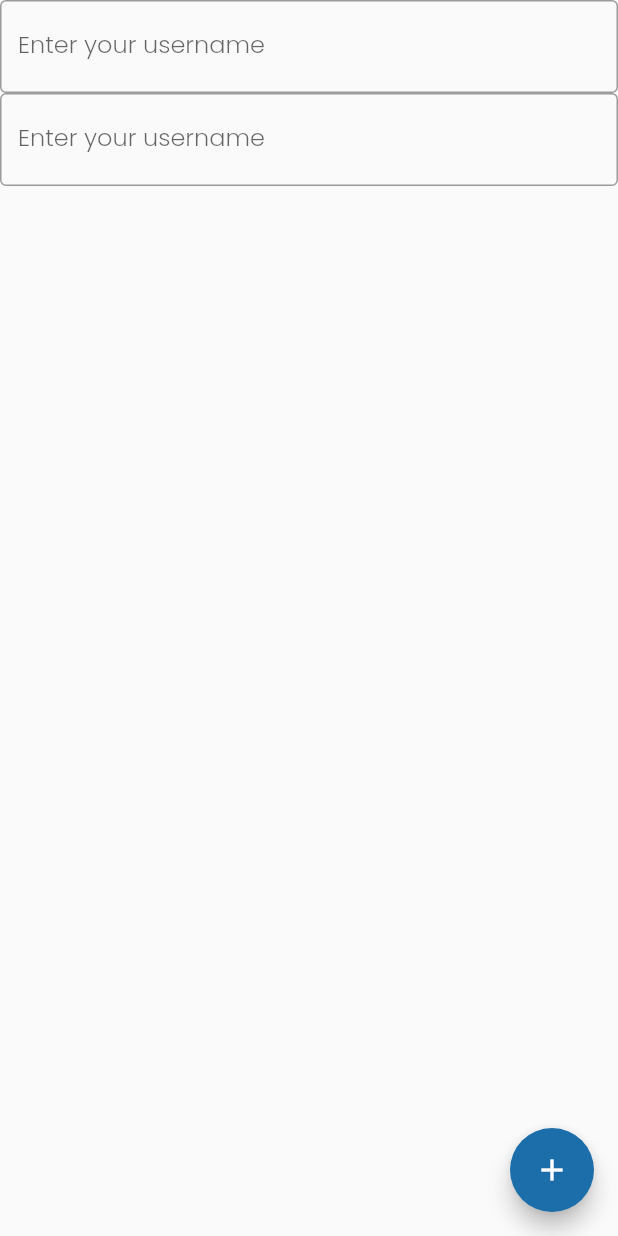
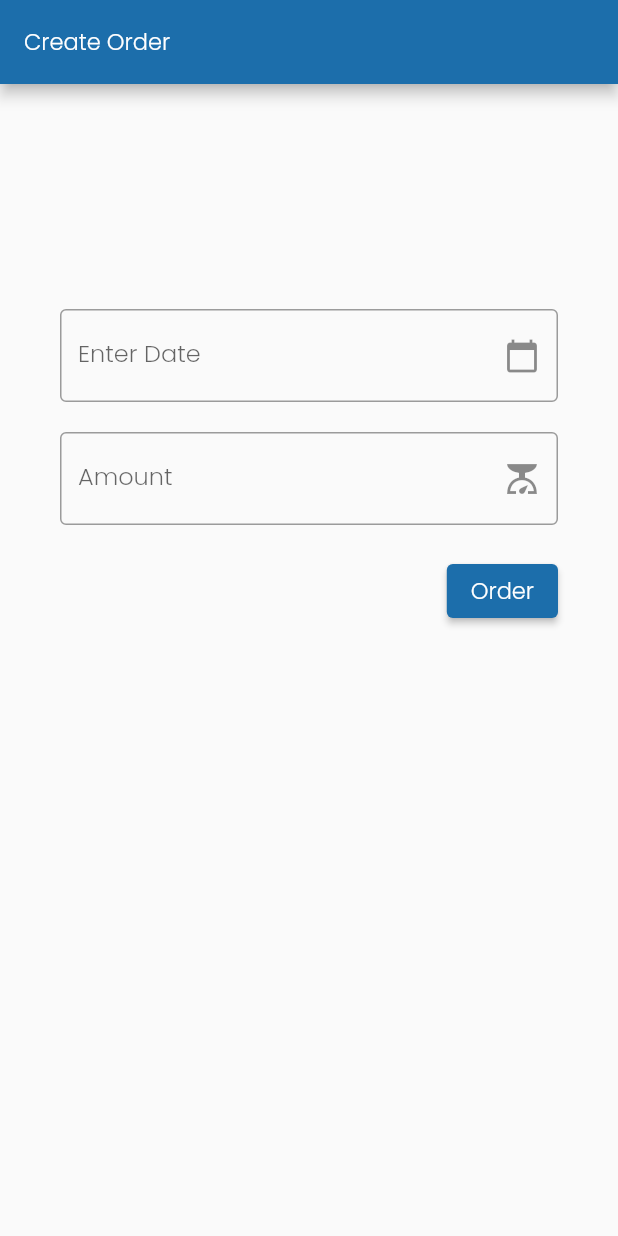
Before and after one commit to armeum/merit, a Flutter app: the CreateOrder screen opened directly, on a phone screen of 412 x 824 dp. Run offline on Flutter 3.47's test engine with Material 2 defaults, Android fonts, the light colour scheme and no system bars; our stand-ins replace dots_indicator, dropdown_textfield, get, lottie.

Commit message:
feat: added new features

```diff
--- a/lib/main.dart
+++ b/lib/main.dart
@@ -2,6 +2,7 @@ import 'package:flutter/material.dart';
 import 'package:merit_app/pages/Login/login.dart';
 import 'package:merit_app/screens/client/createClient.dart';
 import './screens/home/mainPage.dart';
+import './order/createOrder.dart';
 import 'package:get/get.dart';
 
 void main() {
@@ -39,7 +40,7 @@ class MyApp extends StatelessWidget {
           ),
         ),
       ),
-      home: CreateClient(),
+      home: CreateOrder(),
     );
   }
 }
--- /dev/null
+++ b/lib/models/order.dart
@@ -0,0 +1,23 @@
+import 'package:flutter/material.dart';
+
+class Order with ChangeNotifier {
+  final String id;
+  final String userId;
+  final String clientId;
+  final String productId;
+  final int amount;
+  final bool isDelivered;
+  final DateTime orderedDate;
+  final DateTime deadline;
+
+  Order({
+    required this.id,
+    required this.userId,
+    required this.clientId,
+    required this.productId,
+    required this.amount,
+    required this.isDelivered,
+    required this.orderedDate,
+    required this.deadline,
+  });
+}
--- a/lib/order/createOrder.dart
+++ b/lib/order/createOrder.dart
@@ -1,6 +1,6 @@
 import 'package:flutter/material.dart';
-import 'package:flutter/src/widgets/container.dart';
-import 'package:flutter/src/widgets/framework.dart';
+import 'package:intl/intl.dart';
+import 'package:merit_app/order/ordersList.dart';
 
 class CreateOrder extends StatefulWidget {
   const CreateOrder({super.key});
@@ -10,32 +10,97 @@ class CreateOrder extends StatefulWidget {
 }
 
 class _CreateOrderState extends State<CreateOrder> {
+  TextEditingController amountInput = TextEditingController();
+  TextEditingController dateInput = TextEditingController();
+
+  @override
+  void initState() {
+    dateInput.text = ""; //set the initial value of text field
+    super.initState();
+  }
+
   @override
   Widget build(BuildContext context) {
     return Scaffold(
+      appBar: AppBar(
+        backgroundColor: Theme.of(context).primaryColor,
+        title: Text("Create Order"),
+      ),
       body: Container(
+        padding: EdgeInsets.only(top: 130, left: 20, right: 20),
+        child: Container(
+          padding: EdgeInsets.all(20),
           child: Column(
+            crossAxisAlignment: CrossAxisAlignment.end,
             children: [
               TextField(
+                controller: dateInput,
+                //editing controller of this TextField
+                decoration: const InputDecoration(
+                  border: OutlineInputBorder(),
+                  labelText: "Enter Date", //label text of field
+                  suffixIcon: Icon(Icons.calendar_today), //icon of text field
+                ),
+                readOnly: true,
+
+                //set it true, so that user will not able to edit text
+                onTap: () async {
+                  DateTime? pickedDate = await showDatePicker(
+                      context: context,
+                      initialDate: DateTime.now(),
+                      firstDate: DateTime(1950),
+                      //DateTime.now() - not to allow to choose before today.
+                      lastDate: DateTime(2100));
+
+                  if (pickedDate != null) {
+                    print(
+                        pickedDate); //pickedDate output format => 2021-03-10 00:00:00.000
+                    String? formattedDate =
+                        DateFormat('dd/MM/yyyy').format(pickedDate);
+                    print(
+                        formattedDate); //formatted date output using intl package =>  2021-03-16
+                    setState(() {
+                      dateInput.text =
+                          formattedDate; //set output date to TextField value.
+                    });
+                  } else {}
+                },
+              ),
+              const SizedBox(
+                height: 20,
+              ),
+              const TextField(
                 decoration: InputDecoration(
+                  suffixIcon: Icon(Icons.scale),
                   border: OutlineInputBorder(),
-              labelText: 'Enter your username',
+                  labelText: 'Amount',
+                ),
+                keyboardType: TextInputType.number,
+              ),
+              const SizedBox(
+                height: 20,
+              ),
+              ElevatedButton(
+                style: ButtonStyle(
+                  backgroundColor: MaterialStateProperty.all<Color>(
+                    Theme.of(context).primaryColor,
                   ),
                 ),
-          TextField(
-            decoration: InputDecoration(
-              border: OutlineInputBorder(),
-              labelText: 'Enter your username',
+                onPressed: () => {
+                  Navigator.push(
+                    context,
+                    MaterialPageRoute(
+                      builder: (context) => OrdersList(),
                     ),
+                  )
+                },
+                child: Text(
+                  'Order',
+                  style: Theme.of(context).textTheme.bodyText2,
                 ),
+              )
             ],
-      )),
-      floatingActionButton: FloatingActionButton(
-        backgroundColor: Theme.of(context).primaryColor,
-        onPressed: null,
-        child: Icon(
-          color: Colors.white,
-          Icons.add,
+          ),
         ),
       ),
     );
--- a/pubspec.yaml
+++ b/pubspec.yaml
@@ -34,6 +34,7 @@ dependencies:
   dots_indicator: ^2.1.0
   get: ^4.1.4
   dropdown_textfield: ^1.0.8
+  intl: ^0.17.0
 
   # The following adds the Cupertino Icons font to your application.
   # Use with the CupertinoIcons class for iOS style icons.
```
Also changed, not shown: lib/order/ordersList.dart (+88 -14 lines), pubspec.lock. Lines whose indentation alone changed are shown as unchanged.
